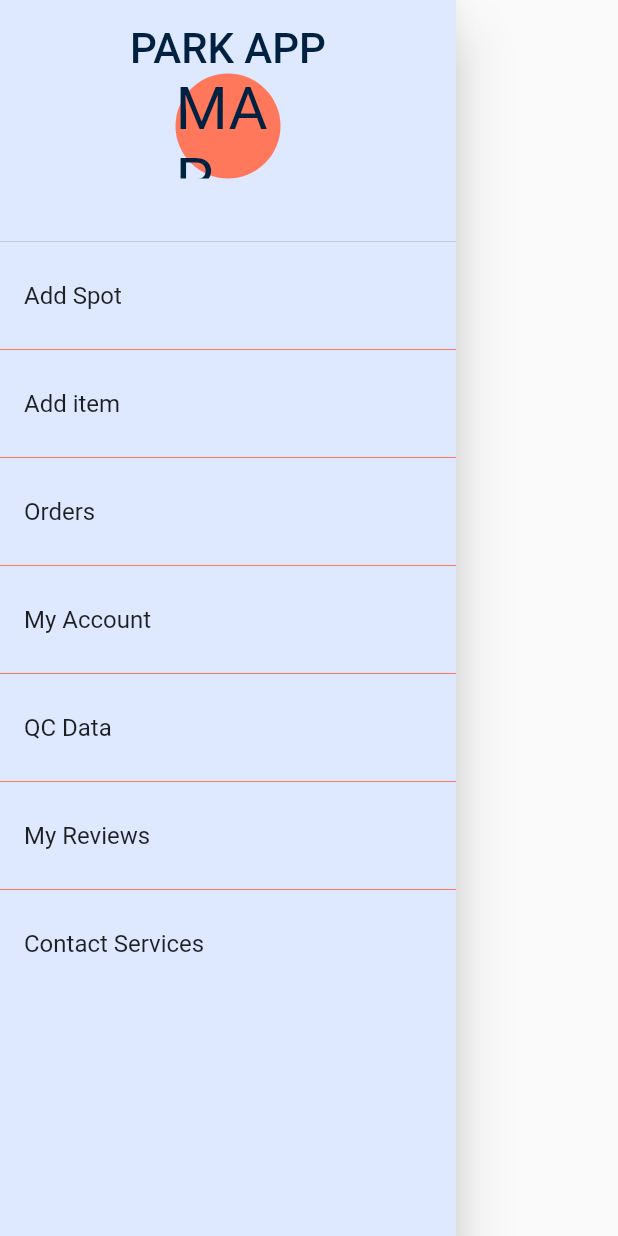
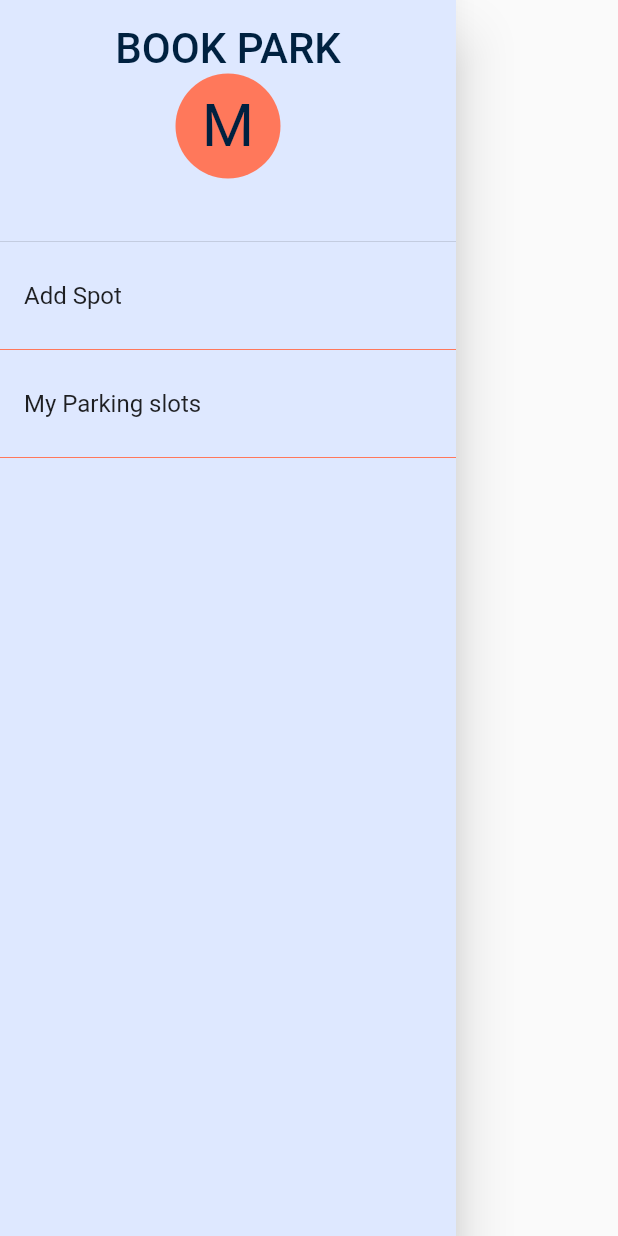
Before and after one commit to Sakshi107/parking-locator, a Flutter app: the NavDrawer widget shown alone on an empty page, opened directly, on a phone screen of 412 x 824 dp. Run offline on Flutter 3.47's test engine with Material 2 defaults, Android fonts, the phone set to English and light mode, and no system bars; our stand-ins replace date_format, flutter_rating_bar, geolocator, google_fonts, google_maps_flutter; missing offline and left inert: geocoder.

Commit message:
added drawer

```diff
--- a/parking_locator/lib/widgets/drawer.dart
+++ b/parking_locator/lib/widgets/drawer.dart
@@ -18,14 +18,14 @@ class NavDrawer extends StatelessWidget {
                 child: Column(
                   children: [
                     Text(
-                      'PARK APP',
+                      'BOOK PARK',
                       style: TextStyle(color: headingColor, fontSize: 28),
                     ),
                     CircleAvatar(
                       maxRadius:35,
                       backgroundColor: kMainColor,
                       child: Text(
-                        "MAP",
+                        "M",
                         style: TextStyle(color:headingColor,fontSize: 40.0),
                       ),
                     ),
@@ -37,36 +37,14 @@ class NavDrawer extends StatelessWidget {
             title: Text('Add Spot'),
             onTap: () => {Navigator.of(context).pushReplacementNamed('/add_spot')},
           ),
-           Divider(color: kMainColor),
-           ListTile(
-            title: Text('Add item '),
-            onTap: () => {Navigator.of(context).pushReplacementNamed('/add_item')},
-          ),
+
            Divider(color: kMainColor),
           ListTile(
-            title: Text('Orders'),
-            onTap: () => {Navigator.of(context).pushReplacementNamed('/my_orders')},
-          ),
-           Divider(color: kMainColor),
-          ListTile(
-            title: Text('My Account'),
-            onTap: () => {Navigator.of(context).pushReplacementNamed('/my_account')},
-          ),
-           Divider(color: kMainColor),
-          ListTile(
-            title: Text('QC Data'),
-            onTap: () => {Navigator.of(context).pushReplacementNamed('/oc_data')},
-          ),
-           Divider(color: kMainColor),
-          ListTile(
-            title: Text('My Reviews'),
-            onTap: () => {Navigator.of(context).pushReplacementNamed('/my_reviews')},
+            title: Text('My Parking slots'),
+            onTap: () => {Navigator.of(context).pushReplacementNamed('/my_parking')},
           ),
           Divider(color: kMainColor),
-          ListTile(
-            title: Text('Contact Services'),
-            onTap: () => {Navigator.of(context).pushReplacementNamed('/contact_service')},
-          ),
+
         ],
       ),
     ),
```
